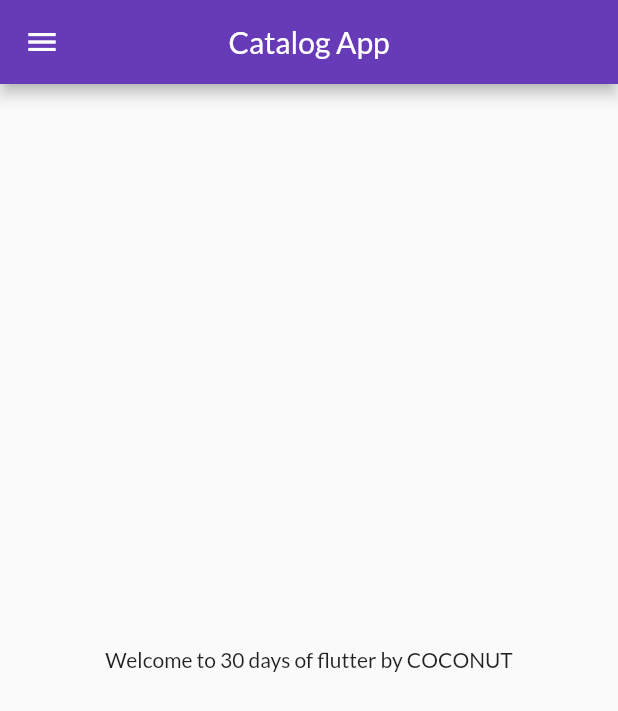
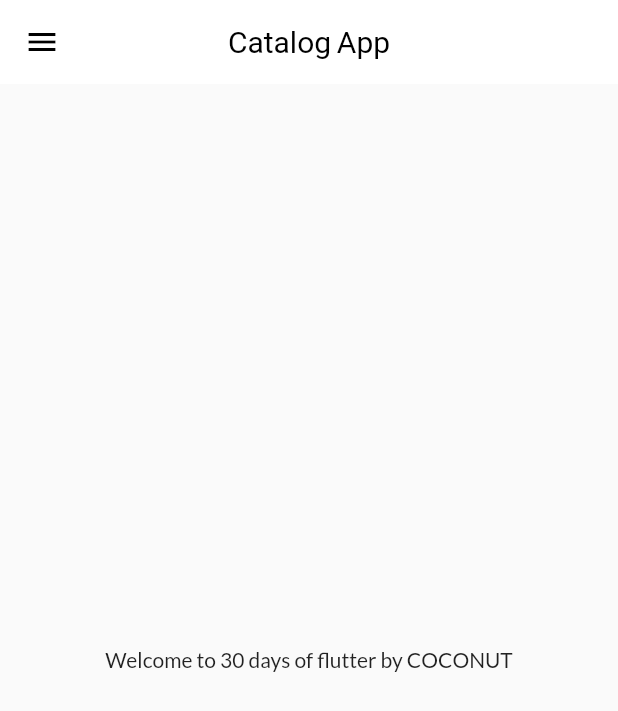
Before and after one commit to PrakharSinghG/Flutter1st, a Flutter app: the screen it shows after launch, on a phone screen of 412 x 824 dp. Shown: the top 711 px of the screen. Run offline on Flutter 3.47's test engine with Material 2 defaults, Android fonts, the phone set to English and light mode, and no system bars; our stand-ins replace google_fonts.

Commit message:
themes extracted

```diff
--- a/lib/main.dart
+++ b/lib/main.dart
@@ -1,8 +1,10 @@
+// ignore_for_file: prefer_const_constructors
+
 import 'package:flutter/material.dart';
 import 'package:flutter_demo/pages/home_page.dart';
 import 'package:flutter_demo/pages/login_page.dart';
 import 'package:flutter_demo/utils/routes.dart';
-import 'package:google_fonts/google_fonts.dart';
+import 'package:flutter_demo/widgets/themes.dart';
 
 void main() {
   runApp(MyApp());
@@ -15,13 +17,8 @@ class MyApp extends StatelessWidget {
   Widget build(BuildContext context) {
     return MaterialApp(
       themeMode: ThemeMode.light,
-      theme: ThemeData(
-        primarySwatch: Colors.deepPurple,
-        fontFamily: GoogleFonts.lato().fontFamily,
-      ),
-      darkTheme: ThemeData(
-        brightness: Brightness.dark,
-      ),
+      theme: MyTheme.lightTheme,
+      darkTheme: MyTheme.darkTheme,
       debugShowCheckedModeBanner: false,
       initialRoute: MyRoutes.homeRoute,
       routes: {
--- /dev/null
+++ b/lib/widgets/themes.dart
@@ -0,0 +1,24 @@
+// ignore_for_file: prefer_const_constructors
+
+import 'package:flutter/material.dart';
+import 'package:google_fonts/google_fonts.dart';
+
+class MyTheme {
+  static ThemeData get lightTheme => ThemeData(
+        primarySwatch: Colors.deepPurple,
+        fontFamily: GoogleFonts.lato().fontFamily,
+        appBarTheme: AppBarTheme(
+          color: Colors.white,
+          elevation: 0.0,
+          iconTheme: IconThemeData(color: Colors.black),
+          titleTextStyle: TextStyle(
+            color: Colors.black,
+            fontSize: 20,
+          ),
+        ),
+      );
+
+  static ThemeData get darkTheme => ThemeData(
+        brightness: Brightness.dark,
+      );
+}
```
